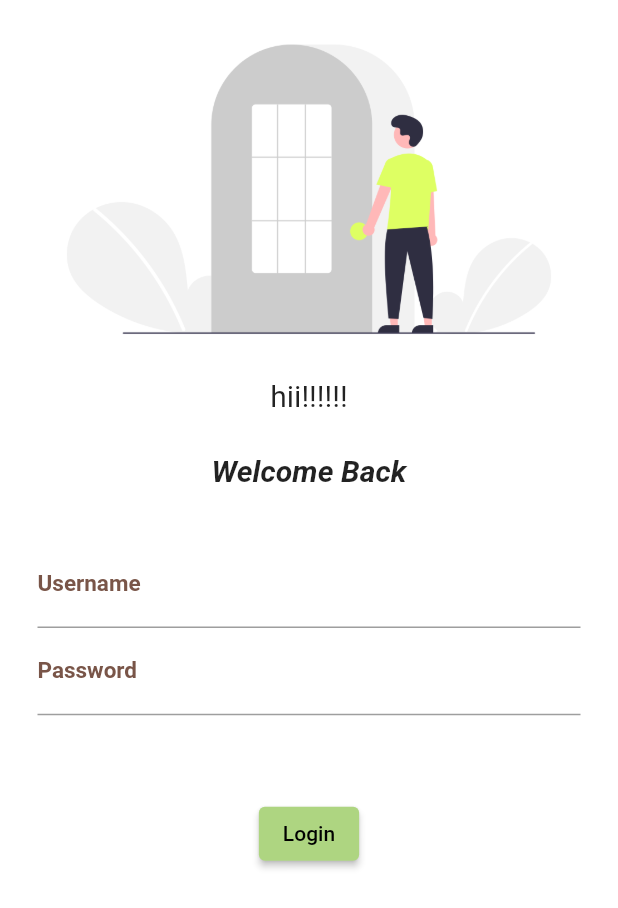
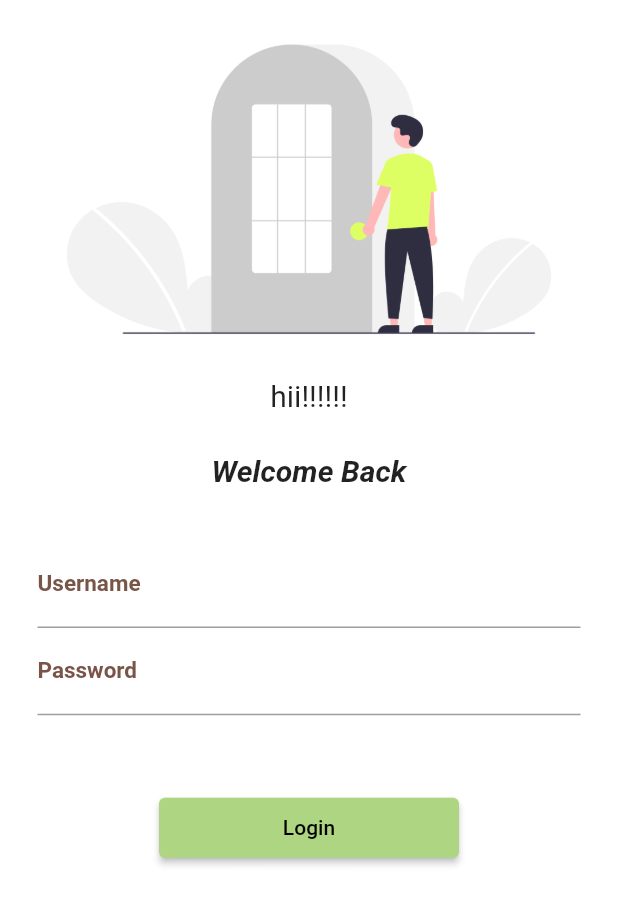
Before and after one commit to Varunsharma2k1/Flutter, a Flutter app: the screen it shows after launch, on a phone screen of 412 x 824 dp. Shown: the top 908 px of the screen. Run offline on Flutter 3.47's test engine with Material 2 defaults, Android fonts, the phone set to English and light mode, and no system bars.

Commit message:
day4 complete

```diff
--- a/lib/Pages/LoginPage.dart
+++ b/lib/Pages/LoginPage.dart
@@ -69,14 +69,19 @@ class LoginPage extends StatelessWidget {
           const SizedBox(
             height: 20,
           ),
-          ElevatedButton(
-            child: const Text("Login"),
-            style: TextButton.styleFrom(
+          SizedBox(
+            height: 40,
+            width: 200,
+            child: ElevatedButton(
+              child: const Text("Login"),
+              style: TextButton.styleFrom(
                 shadowColor: Colors.black,
-                backgroundColor: Colors.lightGreen[300]),
-            onPressed: () {
-              print("Hiii Friemnds");
-            },
+                backgroundColor: Colors.lightGreen[300],
+              ),
+              onPressed: () {
+                print("Hiii Friemnds");
+              },
+            ),
           ),
         ],
       ),
```
